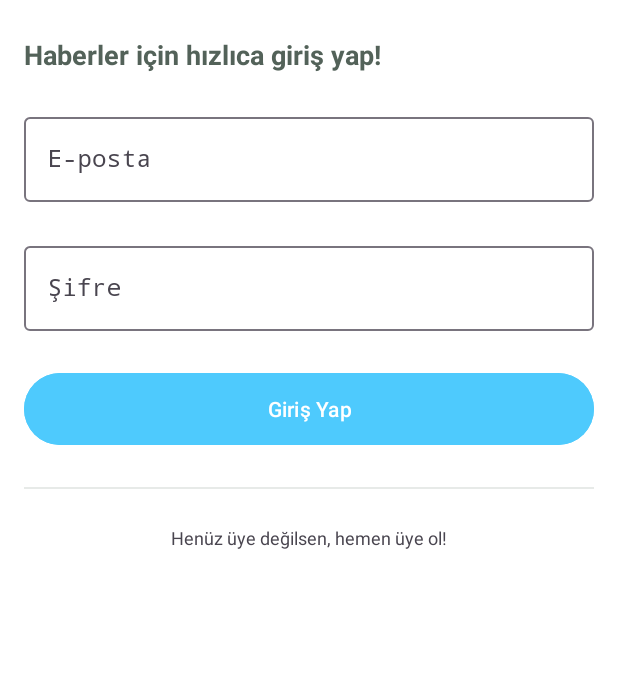
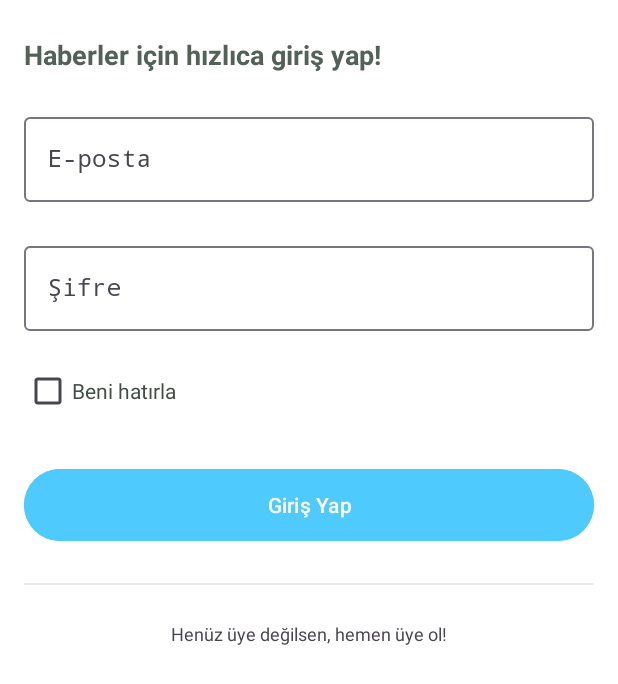
Before and after one commit to fcatadev/NewsPaper, an Android app: the LoginFragment screen opened through its navigation route, on a phone screen of 412 x 824 dp. Shown: the top 684 px of the screen. Run offline under Robolectric (Android 15) with nearby library versions, the phone set to English and light mode, and no system bars; our stand-ins replace Dagger/Hilt's generated code, data binding, navigation-ui; libraries missing offline, so code that uses them is left out: com.google.firebase.remoteconfig; 1 statement that could not run was skipped.

Commit message:
Design arrangements were made, data binding structure was updated.

```diff
--- a/app/build.gradle.kts
+++ b/app/build.gradle.kts
@@ -37,9 +37,10 @@ android {
         jvmTarget = "1.8"
     }
     buildFeatures {
-        //noinspection DataBindingWithoutKapt
-        dataBinding = true
         buildConfig = true
+    }
+    dataBinding {
+        enable = true
     }
 }
 
--- a/app/src/main/java/com/example/newspaper/ui/auth/login/LoginFragment.kt
+++ b/app/src/main/java/com/example/newspaper/ui/auth/login/LoginFragment.kt
@@ -15,9 +15,7 @@ class LoginFragment : BaseFragment<LoginViewModel, FragmentLoginBinding>(R.layou
 
     override fun onInitDataBinding() {
         observeEvent(viewModel.loginEvent, ::onViewEvent)
-        binding.loginButton.setOnClickListener {
-            viewModel.onSignUp()
-        }
+        binding.viewModel = viewModel
     }
 
     private fun onViewEvent(viewEvent: LoginViewEvent) {
--- /dev/null
+++ b/app/src/main/res/color/checkbox_checked_color.xml
@@ -0,0 +1,5 @@
+<?xml version="1.0" encoding="utf-8"?>
+<selector xmlns:android="http://schemas.android.com/apk/res/android">
+    <item android:color="@color/primary" android:state_checked="true" />
+    <item android:color="@color/gray_700" android:state_checked="false" />
+</selector>
--- a/app/src/main/res/layout/fragment_login.xml
+++ b/app/src/main/res/layout/fragment_login.xml
@@ -39,7 +39,7 @@
                 android:id="@+id/tieEmail"
                 android:layout_width="match_parent"
                 android:layout_height="wrap_content"
-                android:inputType="phone"
+                android:inputType="textEmailAddress"
                 android:typeface="monospace" />
 
         </com.google.android.material.textfield.TextInputLayout>
@@ -60,6 +60,30 @@
 
         </com.google.android.material.textfield.TextInputLayout>
 
+        <LinearLayout
+            android:layout_width="match_parent"
+            android:layout_height="wrap_content"
+            android:layout_marginTop="@dimen/margin_16"
+            android:orientation="horizontal"
+            android:gravity="center_vertical">
+
+            <com.google.android.material.checkbox.MaterialCheckBox
+                android:id="@+id/cbRememberMe"
+                android:layout_width="wrap_content"
+                android:layout_height="wrap_content"
+                android:minWidth="@dimen/width_0"
+                android:layout_gravity="center_horizontal"/>
+
+            <TextView
+                android:id="@+id/tvRememberMe"
+                android:layout_width="wrap_content"
+                android:layout_height="wrap_content"
+                android:textSize="@dimen/text_size_14"
+                android:textColor="@color/gray_700"
+                android:text="@string/remember_me" />
+
+        </LinearLayout>
+
         <Button
             android:id="@+id/loginButton"
             android:layout_width="match_parent"
@@ -78,7 +102,7 @@
             android:textSize="12sp"
             android:layout_gravity="center"
             android:text="@string/sign_up_no_account"
-            />
+            android:onClick="@{() -> viewModel.onSignUp()}"/>
 
     </LinearLayout>
 
--- a/app/src/main/res/layout/fragment_maintenance.xml
+++ b/app/src/main/res/layout/fragment_maintenance.xml
@@ -8,7 +8,7 @@
     <LinearLayout
         android:layout_width="match_parent"
         android:layout_height="match_parent"
-        android:background="@color/primary"
+        android:background="@color/white"
         android:gravity="center"
         android:orientation="vertical">
 
@@ -22,7 +22,7 @@
             android:layout_height="wrap_content"
             android:text="@string/maintenance_header"
             android:textSize="30sp"
-            android:textColor="@color/white"
+            android:textColor="@color/primary"
             android:textStyle="bold"
             android:layout_marginTop="10dp"/>
 
@@ -31,7 +31,7 @@
             android:layout_height="wrap_content"
             android:text="@string/maintenance_text"
             android:textSize="20sp"
-            android:textColor="@color/white"
+            android:textColor="@color/gray_700"
             android:layout_marginHorizontal="30dp"
             android:layout_marginTop="10dp"/>
 
--- a/app/src/main/res/values-night/themes.xml
+++ /dev/null
@@ -1,7 +0,0 @@
-<resources xmlns:tools="http://schemas.android.com/tools">
-    <!-- Base application theme. -->
-    <style name="Base.Theme.NewsPaper" parent="Theme.Material3.DayNight.NoActionBar">
-        <!-- Customize your dark theme here. -->
-        <!-- <item name="colorPrimary">@color/my_dark_primary</item> -->
-    </style>
-</resources>
--- a/app/src/main/res/values/colors.xml
+++ b/app/src/main/res/values/colors.xml
@@ -3,8 +3,10 @@
     <color name="black">#FF000000</color>
     <color name="white">#FFFFFFFF</color>
 
+    <color name="primary_700">#023968</color>
     <color name="primary">#4ECAFD</color>
 
+    <color name="gray_700">#424D46</color>
     <color name="gray_600">#536259</color>
     <color name="gray_200">#E7EAE8</color>
 </resources>
--- a/app/src/main/res/values/strings.xml
+++ b/app/src/main/res/values/strings.xml
@@ -16,5 +16,6 @@
     <string name="login_password">Şifre</string>
     <string name="login">Giriş Yap</string>
     <string name="sign_up_no_account">Henüz üye değilsen, hemen üye ol!</string>
+    <string name="remember_me">Beni hatırla</string>
 
 </resources>
--- a/app/src/main/res/values/styles.xml
+++ b/app/src/main/res/values/styles.xml
@@ -8,4 +8,8 @@
         <item name="android:layout_width">match_parent</item>
     </style>
 
+    <style name="NPCustomCheckBox" parent="Widget.MaterialComponents.CompoundButton.CheckBox">
+        <item name="android:buttonTint">@color/checkbox_checked_color</item>
+    </style>
+
 </resources>
--- a/app/src/main/res/values/themes.xml
+++ b/app/src/main/res/values/themes.xml
@@ -2,7 +2,8 @@
     <!-- Base application theme. -->
     <style name="Base.Theme.NewsPaper" parent="Theme.Material3.DayNight.NoActionBar">
         <!-- Customize your light theme here. -->
-        <!-- <item name="colorPrimary">@color/my_light_primary</item> -->
+         <item name="colorPrimary">@color/primary</item>
+         <item name="android:statusBarColor">@color/primary_700</item>
     </style>
 
     <style name="Theme.NewsPaper" parent="Base.Theme.NewsPaper" />
```
Also changed, not shown: app/src/main/res/values/dimen.xml (+85 -0 lines).
